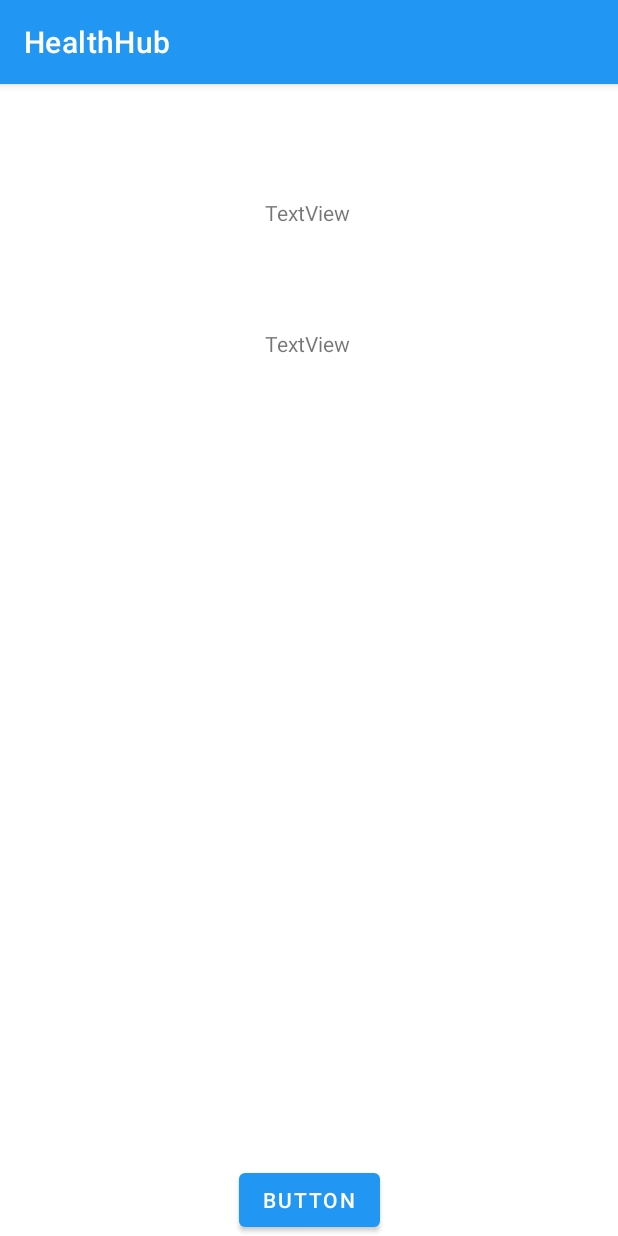
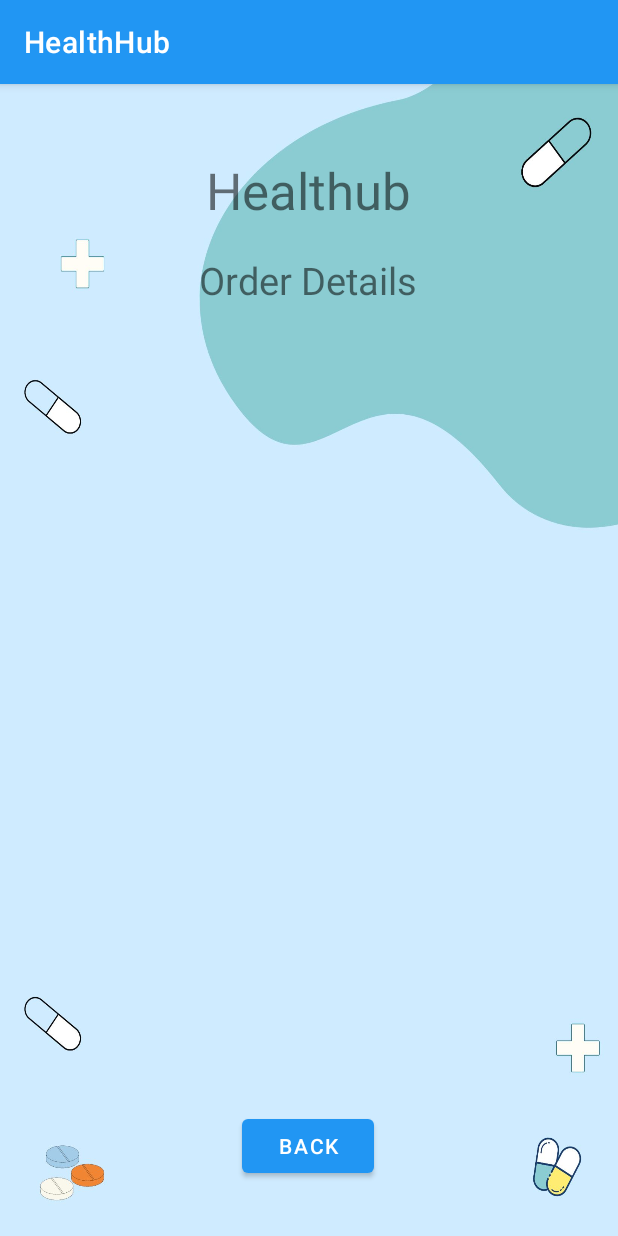
Before and after one commit to shi-mika/healthhub, an Android app: the OrderDetailsActivity screen opened directly, with no data from a screen before it, on a phone screen of 412 x 824 dp. Run offline under Robolectric (Android 15) with nearby library versions, the phone set to English and light mode, and no system bars.

Commit message:
with design :))

```diff
--- a/app/src/main/java/com/example/healthhub/BuyMedicineBookActivity.java
+++ b/app/src/main/java/com/example/healthhub/BuyMedicineBookActivity.java
@@ -37,7 +37,7 @@ public class BuyMedicineBookActivity extends AppCompatActivity {
                 SharedPreferences sharedpreferences = getSharedPreferences("shared_prefs", Context.MODE_PRIVATE);
                 String username = sharedpreferences.getString("username","").toString();
 
-                Database db = new Database (getApplicationContext(),"healthub",null,1);
+                Database db = new Database(getApplicationContext(),"healthub",null,1);
                 db.addOrder(
                         username,
                         edname.getText().toString(),
--- a/app/src/main/res/layout/activity_order_details.xml
+++ b/app/src/main/res/layout/activity_order_details.xml
@@ -3,6 +3,7 @@
     xmlns:app="http://schemas.android.com/apk/res-auto"
     xmlns:tools="http://schemas.android.com/tools"
     android:layout_width="match_parent"
+    android:background="@drawable/back9"
     android:layout_height="match_parent"
     tools:context=".OrderDetailsActivity">
 
@@ -10,8 +11,9 @@
         android:id="@+id/textView2"
         android:layout_width="wrap_content"
         android:layout_height="wrap_content"
-        android:layout_marginTop="76dp"
-        android:text="TextView"
+        android:layout_marginTop="48dp"
+        android:text="Healthub"
+        android:textSize="34sp"
         app:layout_constraintEnd_toEndOf="parent"
         app:layout_constraintHorizontal_bias="0.498"
         app:layout_constraintStart_toStartOf="parent"
@@ -21,8 +23,9 @@
         android:id="@+id/textView3"
         android:layout_width="wrap_content"
         android:layout_height="wrap_content"
-        android:layout_marginTop="68dp"
-        android:text="TextView"
+        android:layout_marginTop="20dp"
+        android:text="Order Details"
+        android:textSize="25sp"
         app:layout_constraintEnd_toEndOf="parent"
         app:layout_constraintHorizontal_bias="0.498"
         app:layout_constraintStart_toStartOf="parent"
@@ -30,19 +33,23 @@
 
     <ListView
         android:id="@+id/listView"
-        android:layout_width="268dp"
-        android:layout_height="290dp"
+        android:layout_width="295dp"
+        android:layout_height="406dp"
+        android:layout_marginTop="20dp"
         app:layout_constraintEnd_toEndOf="@+id/textView3"
+        app:layout_constraintHorizontal_bias="0.496"
         app:layout_constraintStart_toStartOf="@+id/textView3"
-        tools:layout_editor_absoluteY="272dp" />
+        app:layout_constraintTop_toBottomOf="@+id/textView3" />
 
     <Button
         android:id="@+id/buttonODBack"
         android:layout_width="wrap_content"
         android:layout_height="wrap_content"
-        android:text="Button"
+        android:layout_marginBottom="36dp"
+        android:text="Back"
         app:layout_constraintBottom_toBottomOf="parent"
         app:layout_constraintEnd_toEndOf="parent"
+        app:layout_constraintHorizontal_bias="0.498"
         app:layout_constraintStart_toStartOf="parent"
         app:layout_constraintTop_toBottomOf="@+id/_dynamic" />
 </androidx.constraintlayout.widget.ConstraintLayout>
```
